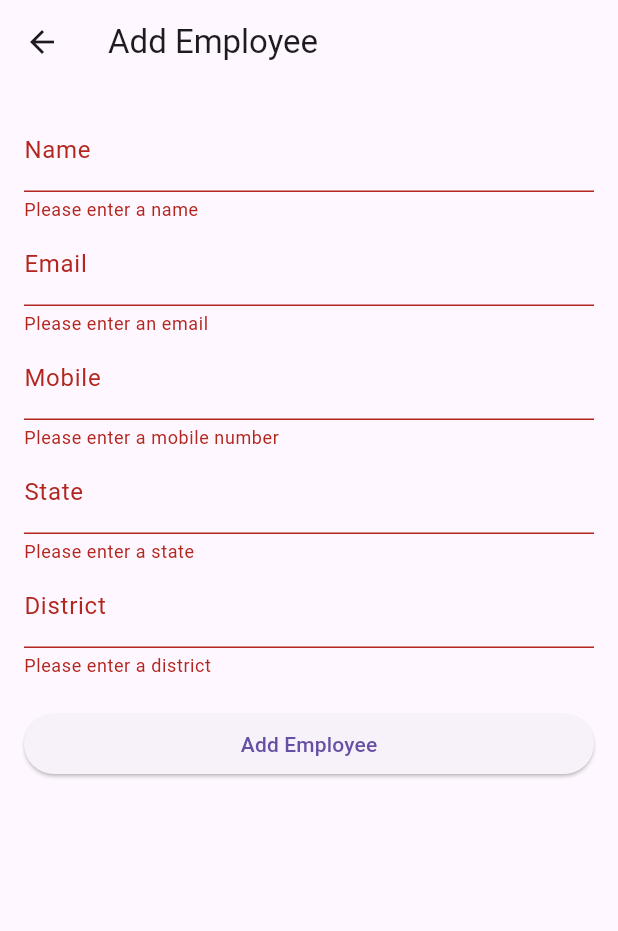
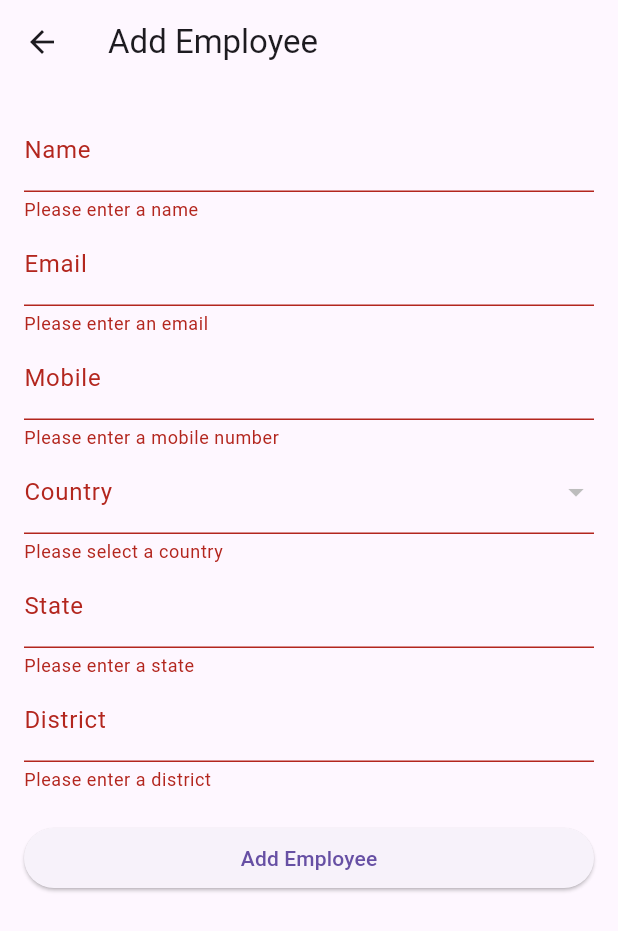
Before and after one commit to abhizzzeeet/EmployeeManagementAssignment, a Flutter app: the AddEditEmployeeScreen screen opened by its route, after a tap on "Add Employee", on a phone screen of 412 x 824 dp. Shown: the top 931 px of the screen. Run offline on Flutter 3.47's test engine with Material 3 defaults, Android fonts, the phone set to English and light mode, and no system bars; network calls fail.

Commit message:
ADD/Edit implemented

```diff
--- /dev/null
+++ b/lib/models/country.dart
@@ -0,0 +1,15 @@
+class Country {
+  final String id;
+  final String name;
+  final String flag;
+
+  Country({required this.id, required this.name, required this.flag});
+
+  factory Country.fromJson(Map<String, dynamic> json) {
+    return Country(
+      id: json['id'] ?? '',
+      name: json['country'] ?? '',
+      flag: json['flag'] ?? '',
+    );
+  }
+}
--- a/lib/models/employee.dart
+++ b/lib/models/employee.dart
@@ -7,7 +7,7 @@ class Employee {
   final String country;
   final String state;
   final String district;
-  final DateTime? createdAt;
+  final String? createdAt;
 
   Employee({
     required this.id,
@@ -32,7 +32,7 @@ class Employee {
       country: json['country'] ?? '',
       state: json['state'] ?? '',
       district: json['district'] ?? '',
-      createdAt: json['createdAt'] != null ? DateTime.tryParse(json['createdAt']) : null,
+      createdAt: json['createdAt'] != null ? json['createdAt'] : null,
     );
   }
 
@@ -47,7 +47,7 @@ class Employee {
       'country': country,
       'state': state,
       'district': district,
-      'createdAt': createdAt?.toIso8601String(),
+      'createdAt': createdAt,
     };
   }
 }
--- a/lib/viewmodels/employee_view_model.dart
+++ b/lib/viewmodels/employee_view_model.dart
@@ -1,14 +1,21 @@
   import 'dart:convert';
   import 'package:flutter/material.dart';
   import 'package:http/http.dart' as http;
+  import '../models/country.dart';
 import '../models/employee.dart';
 
   class EmployeeViewModel extends ChangeNotifier {
     List<Employee> _employees = [];
     List<Employee> get employees => _employees;
 
+    List<Country> _countries = [];
+    List<Country> get countries => _countries;
+
     bool _isLoading = false;
     bool get isLoading => _isLoading;
+
+    List<int> _sortedEmployeeIds = []; // Sorted list of employee IDs
+    List<int> get sortedEmployeeIds => _sortedEmployeeIds; // Getter for sortedEmployeeIds
 
     Future<void> fetchEmployees() async {
       _isLoading = true;
@@ -18,11 +25,38 @@ class EmployeeViewModel extends ChangeNotifier {
         if (response.statusCode == 200) {
           final List<dynamic> data = json.decode(response.body);
           _employees = data.map((e) => Employee.fromJson(e)).toList();
+
+          // Update the sorted list of IDs
+          _sortedEmployeeIds = _employees
+              .map((employee) => int.tryParse(employee.id) ?? 0)
+              .toList()
+            ..sort(); // Sort the list in ascending order
         } else {
           throw Exception('Failed to load employees');
         }
       } catch (e) {
         print('Error: $e');
+      } finally {
+        _isLoading = false;
+        notifyListeners();
+      }
+    }
+
+    Future<void> fetchCountries() async {
+      _isLoading = true;
+      notifyListeners();
+      try {
+        final response = await http.get(Uri.parse('https://669b3f09276e45187d34eb4e.mockapi.io/api/v1/country'));
+        if (response.statusCode == 200) {
+          final List<dynamic> data = json.decode(response.body);
+          _countries = data.map((e) => Country.fromJson(e)).toList();
+          notifyListeners();
+          print("Countries fetched: ${_countries[0].flag}");
+        } else {
+          throw Exception('Failed to load countries');
+        }
+      } catch (e) {
+        print('Error fetching countries: $e');
       } finally {
         _isLoading = false;
         notifyListeners();
@@ -36,7 +70,13 @@ class EmployeeViewModel extends ChangeNotifier {
         body: json.encode(employee.toJson()),
       );
       if (response.statusCode == 201) {
-      _employees.add(Employee.fromJson(json.decode(response.body)));
+        final newEmployee = Employee.fromJson(json.decode(response.body));
+        _employees.add(newEmployee);
+        print("Employee added: ${_employees}");
+        // Update the sorted list of IDs
+        _sortedEmployeeIds.add(int.tryParse(newEmployee.id) ?? 0);
+        _sortedEmployeeIds.sort(); // Sort after adding a new ID
+
         notifyListeners();
       }
     }
@@ -45,6 +85,10 @@ class EmployeeViewModel extends ChangeNotifier {
       final response = await http.delete(Uri.parse('https://669b3f09276e45187d34eb4e.mockapi.io/api/v1/employee/$id'));
       if (response.statusCode == 200) {
         _employees.removeWhere((employee) => employee.id == id);
+
+        // Update the sorted list of IDs
+        _sortedEmployeeIds.remove(int.tryParse(id) ?? 0);
+
         notifyListeners();
       }
     }
@@ -63,4 +107,10 @@ class EmployeeViewModel extends ChangeNotifier {
         }
       }
     }
+
+    // Helper method to get the next available ID
+    int getNextAvailableId() {
+      if (_sortedEmployeeIds.isEmpty) return 1;
+      return _sortedEmployeeIds.last + 1; // Return the next ID after the current max
     }
+  }
--- a/lib/views/add_edit_employee_screen.dart
+++ b/lib/views/add_edit_employee_screen.dart
@@ -1,4 +1,5 @@
 import 'package:flutter/material.dart';
+import 'package:intl/intl.dart';
 import 'package:provider/provider.dart';
 import '../models/employee.dart';
 import '../viewmodels/employee_view_model.dart';
@@ -17,6 +18,15 @@ class _AddEditEmployeeScreenState extends State<AddEditEmployeeScreen> {
   late TextEditingController _districtController;
   String? _selectedCountry;
 
+  @override
+  void initState() {
+    super.initState();
+    _nameController = TextEditingController();
+    _emailController = TextEditingController();
+    _mobileController = TextEditingController();
+    _stateController = TextEditingController();
+    _districtController = TextEditingController();
+  }
 
   @override
   void dispose() {
@@ -33,13 +43,19 @@ class _AddEditEmployeeScreenState extends State<AddEditEmployeeScreen> {
     final employee = ModalRoute.of(context)!.settings.arguments as Employee?;
 
     final employeeViewModel = Provider.of<EmployeeViewModel>(context);
-    _nameController = TextEditingController(text: employee?.name ?? '');
-    _emailController = TextEditingController(text: employee?.email ?? '');
-    _mobileController = TextEditingController(text: employee?.mobile ?? '');
-    _stateController = TextEditingController(text: employee?.state ?? '');
-    _districtController = TextEditingController(text: employee?.district ?? '');
-    _selectedCountry = employee?.country ?? null;
+
+    // Fetch countries if not already fetched
+    if (employeeViewModel.countries.isEmpty) {
+      employeeViewModel.fetchCountries();
+    }
+
     if(employee!=null){
+      _nameController.text = employee.name;
+      _emailController.text = employee.email;
+      _mobileController.text = employee.mobile;
+      _stateController.text = employee.state;
+      _districtController.text = employee.district;
+      _selectedCountry = employee.country;
       print('AddEditEmployeeScreen employee not null');
     }else{
       print('AddEditEmployeeScreen employee null');
@@ -84,27 +100,34 @@ class _AddEditEmployeeScreenState extends State<AddEditEmployeeScreen> {
                   return null;
                 },
               ),
-              // DropdownButtonFormField<String>(
-              //   value: _selectedCountry,
-              //   decoration: InputDecoration(labelText: 'Country'),
-              //   items: employeeViewModel.countries.map((country) {
-              //     return DropdownMenuItem(
-              //       value: country,
-              //       child: Text(country),
-              //     );
-              //   }).toList(),
-              //   onChanged: (value) {
-              //     setState(() {
-              //       _selectedCountry = value;
-              //     });
-              //   },
-              //   validator: (value) {
-              //     if (value == null || value.isEmpty) {
-              //       return 'Please select a country';
-              //     }
-              //     return null;
-              //   },
+              DropdownButtonFormField<String>(
+                value: _selectedCountry,
+                decoration: InputDecoration(labelText: 'Country'),
+                items: employeeViewModel.countries.map((country) {
+                  return DropdownMenuItem(
+                    value: country.name,
+                    child: Row(
+                      children: [
+                        // Image.network(
+                        //   country.flag,
+                        //   width: 25,
+                        //   height: 25,
+                        //   fit: BoxFit.cover,
                         // ),
+                        // SizedBox(width: 10),
+                        Text(country.name),
+                      ],
+                    ),
+                  );
+                }).toList(),
+                onChanged: (value) {
+                  setState(() {
+                    _selectedCountry = value;
+                    print("value passed in selectedCountry: ${_selectedCountry}");
+                  });
+                },
+                validator: (value) => value == null || value.isEmpty ? 'Please select a country' : null,
+              ),
               TextFormField(
                 controller: _stateController,
                 decoration: InputDecoration(labelText: 'State'),
@@ -127,21 +150,28 @@ class _AddEditEmployeeScreenState extends State<AddEditEmployeeScreen> {
               ),
               SizedBox(height: 20),
               ElevatedButton(
-                onPressed: () {
+                onPressed: () async {
                   if (_formKey.currentState!.validate()) {
+                    try {
+                      // Get the current date and time in ISO 8601 format
+                      String formattedDate = DateFormat("yyyy-MM-ddTHH:mm:ss.SSSSSS").format(DateTime.now());
                       if (employee == null) {
-                      // employeeViewModel.createEmployee(
-                      //   Employee(
-                      //     name: _nameController.text,
-                      //     email: _emailController.text,
-                      //     mobile: _mobileController.text,
-                      //     country: _selectedCountry!,
-                      //     state: _stateController.text,
-                      //     district: _districtController.text,
-                      //   ),
-                      // );
+                        await employeeViewModel.createEmployee(
+                          Employee(
+                            id: employeeViewModel.getNextAvailableId().toString(),
+                            name: _nameController.text,
+                            avatar: '',
+                            email: _emailController.text,
+                            mobile: _mobileController.text,
+                            country: _selectedCountry!,
+                            state: _stateController.text,
+                            district: _districtController.text,
+                            createdAt: formattedDate,
+                          ),
+                        );
+                        print('Employee successfully added');
                       } else {
-                      employeeViewModel.updateEmployee(
+                        await employeeViewModel.updateEmployee(
                           Employee(
                             id: employee!.id,
                             avatar: '',
@@ -151,14 +181,25 @@ class _AddEditEmployeeScreenState extends State<AddEditEmployeeScreen> {
                             country: _selectedCountry!,
                             state: _stateController.text,
                             district: _districtController.text,
+                            createdAt: employee.createdAt,
                           ),
                         );
+                        print('Employee successfully updated');
                       }
+
+                      // After successful operation, go back to the previous screen
                       Navigator.pop(context);
+                    } catch (error) {
+                      print('Error: $error');
+                      ScaffoldMessenger.of(context).showSnackBar(
+                        SnackBar(content: Text('Failed to save employee data: $error')),
+                      );
+                    }
                   }
                 },
                 child: Text(employee == null ? 'Add Employee' : 'Save Changes'),
               ),
+
             ],
           ),
         ),
--- a/pubspec.yaml
+++ b/pubspec.yaml
@@ -41,6 +41,7 @@ dependencies:
   fluttertoast: ^8.0.9
   get_it: ^7.7.0
   provider: ^5.0.0
+  intl: ^0.18.0
   cached_network_image: ^3.2.0
 
 dev_dependencies:
```
Also changed, not shown: pubspec.lock. Lines whose indentation alone changed are shown as unchanged.
